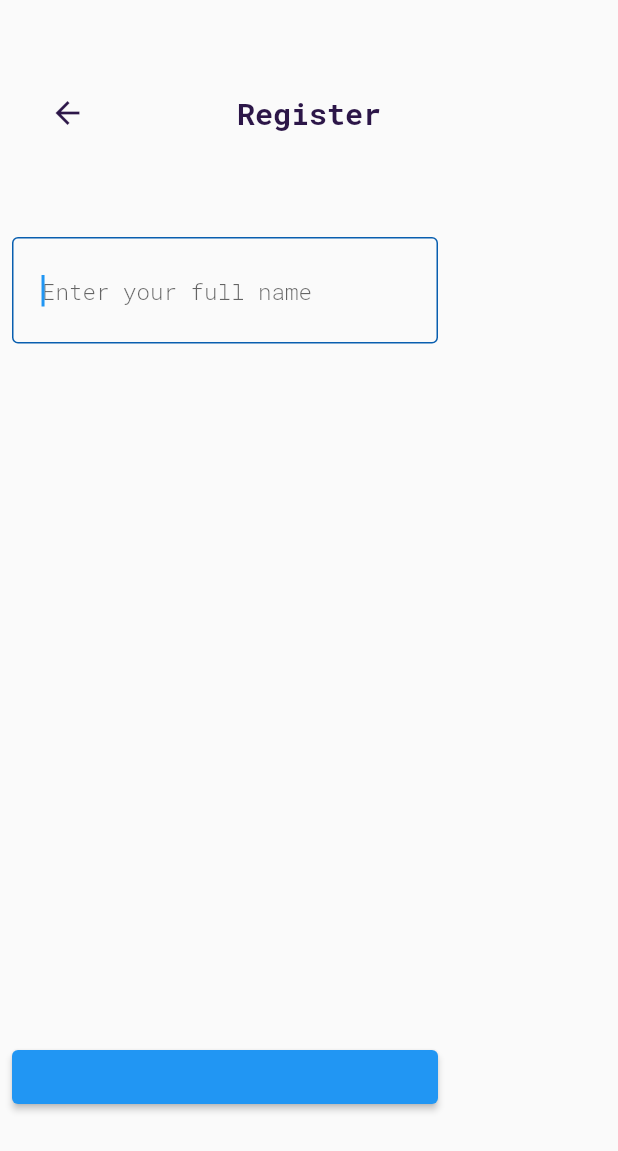
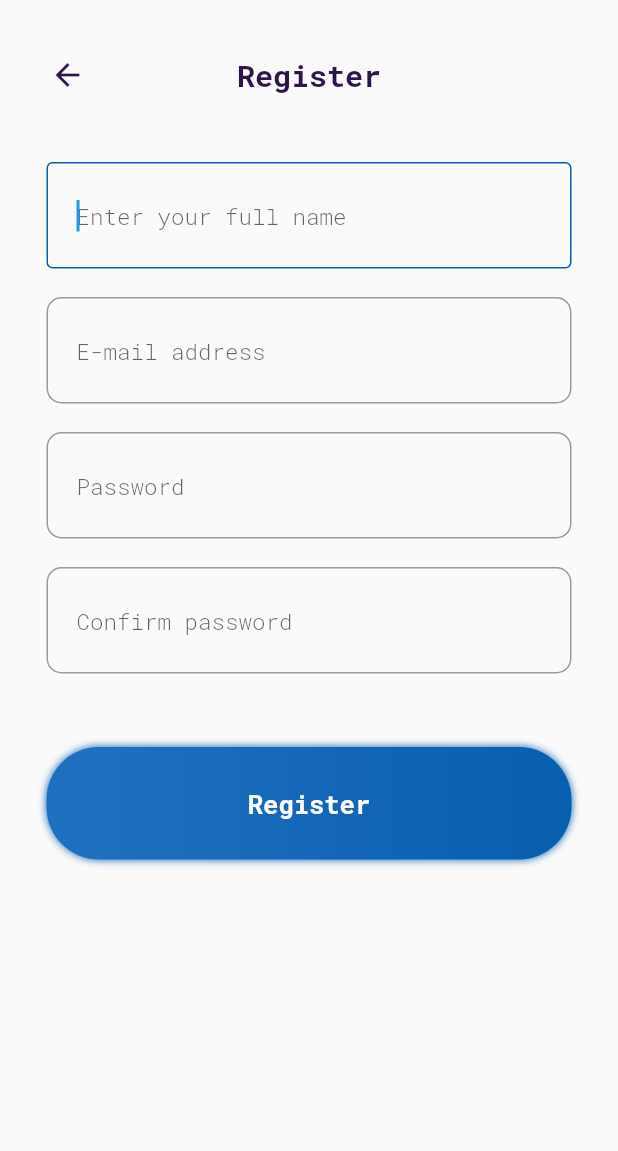
Before and after one commit to Mohamed-Cherkawi/Bankly-Mobile, a Flutter app: the RegisterWidget screen opened directly, on a phone screen of 412 x 824 dp. Shown: the top 1151 px of the screen. Run offline on Flutter 3.47's test engine with Material 2 defaults, Android fonts, the phone set to English and light mode, and no system bars; our stand-ins replace flutter_svg, google_nav_bar.

Commit message:
Finish building the registration page

```diff
--- a/lib/pages/register_widget.dart
+++ b/lib/pages/register_widget.dart
@@ -1,4 +1,3 @@
-import 'package:bankly/bottom_navigation_bar.dart';
 import 'package:bankly/components/app_text_field_component.dart';
 import 'package:bankly/util/app_color.dart';
 import 'package:flutter/material.dart';
@@ -12,7 +11,7 @@ class RegisterWidget extends StatelessWidget {
       appBar: AppBar(
         backgroundColor: AppColor.scaffoldBackColor,
         elevation: 0,
-        toolbarHeight: 150,
+        toolbarHeight: 100,
         title:  Text(
           'Register',
           style: TextStyle(
@@ -33,26 +32,75 @@ class RegisterWidget extends StatelessWidget {
         ),
       ),
       body: SizedBox(
-          width: 300,
-          height: 600,
+          width: double.infinity,
+          height: double.infinity,
           child: Padding(
             padding: const EdgeInsets.all(8.0),
+            child: SingleChildScrollView(
               child: Column(
                 crossAxisAlignment: CrossAxisAlignment.center,
                 mainAxisAlignment: MainAxisAlignment.spaceBetween,
                 children: [
-                  Column(
+                    Container(
+                      margin: const EdgeInsets.only(bottom: 40),
+                      height: 350,
+                      child: Column(
                           mainAxisAlignment: MainAxisAlignment.spaceBetween,
                           children: const [
-                          Form(
-                              child: AppTextField(
+                              AppTextField(
                                     inputTextHint: 'Enter your full name',
                                   ),
-                          )
+                              AppTextField(
+                                inputTextHint: 'E-mail address',
+                              ),
+                            AppTextField(
+                              inputTextHint: 'Password',
+                            ),
+                            AppTextField(
+                              inputTextHint: 'Confirm password',
+                            ),
                           ],
                       ),
-                  ElevatedButton(onPressed: (){}, child: Container())
+                    ),
+                    DecoratedBox(
+                      decoration: BoxDecoration(
+                        borderRadius: BorderRadius.circular(35),
+                        boxShadow: [
+                          BoxShadow(
+                          color: AppColor.darkBlue,
+                          blurRadius: 4
+                          ),
                         ],
+                        gradient: LinearGradient(
+                            colors: [
+                              AppColor.marinerBlue,
+                              AppColor.darkBlue,
+                            ],
+                            stops: const [0.1 , 1],
+                            //begin: AlignmentDirectional.topStart,
+                            //end: Alignment.bottomRight
+                        ),
+                      ),
+                      child: ElevatedButton(
+                        style: ElevatedButton.styleFrom(
+                          minimumSize: const Size(350, 75),
+                          backgroundColor: Colors.transparent,
+                          disabledBackgroundColor: Colors.transparent,
+                          shadowColor: Colors.transparent
+                        ),
+                        onPressed: () { print('object'); },
+                        child: const Text(
+                        'Register',
+                        style: TextStyle(
+                            fontSize: 17,
+                            fontWeight: FontWeight.bold
+                        ),
+                      ),
+                    ),
+                    )
+
+                ],
+              ),
             ),
           ),
       ),
```
Lines whose indentation alone changed are shown as unchanged.
